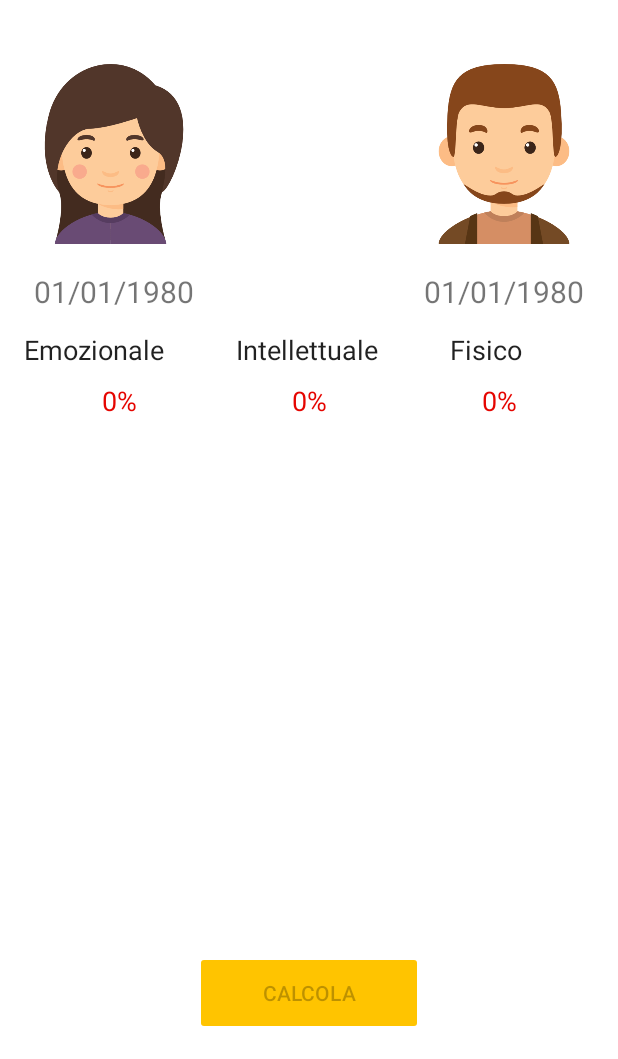
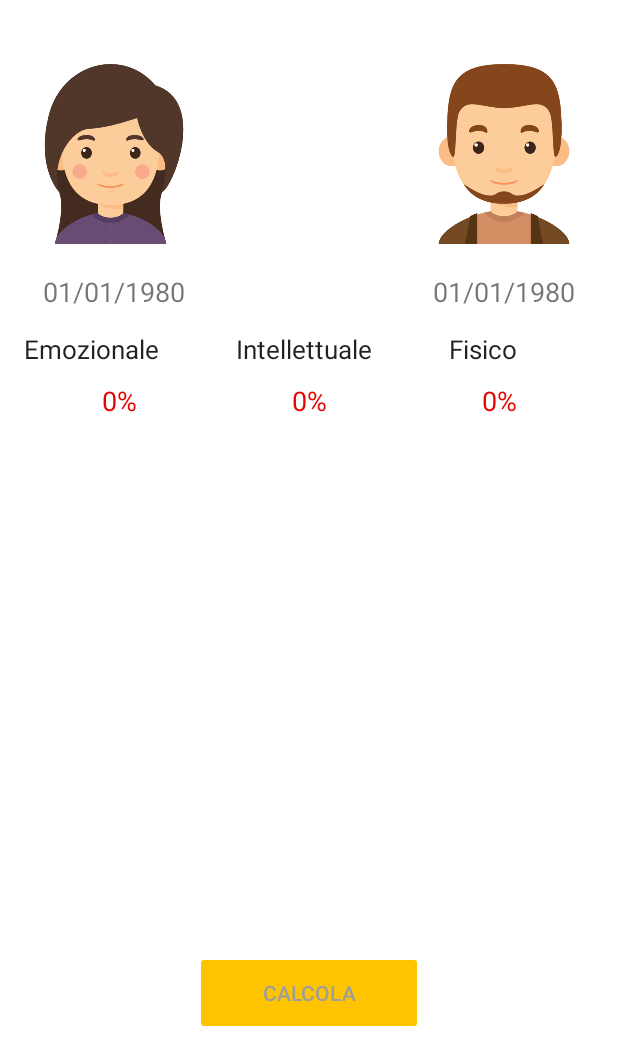
Before and after one commit to Syncroweb/BioComp, an Android app: the Calculate screen opened directly, with no data from a screen before it, on a phone screen of 412 x 824 dp, the part 177-1236 px from its top. Run offline under Robolectric (Android 15) with nearby library versions, the phone set to English and light mode, and no system bars; our stand-ins replace AdMob.

Commit message:
26/10/2016

```diff
--- a/app/src/main/java/it/syncroweb/android/bio/Calculate.java
+++ b/app/src/main/java/it/syncroweb/android/bio/Calculate.java
@@ -124,6 +124,7 @@ public class Calculate extends AppCompatActivity {
         assert btnCalculate != null;
         btnCalculate.setEnabled(false);
         btnCalculate.setClickable(false);
+        btnCalculate.setTextColor(Color.argb(255, 158, 158, 158));
 
         // Function that call the real
         // BioCompatibility function and
@@ -230,6 +231,7 @@ public class Calculate extends AppCompatActivity {
                 if (!lblDateOne.getText().equals("") && !lblDateTwo.getText().equals("")) {
                     btnCalculate.setEnabled(true);
                     btnCalculate.setClickable(true);
+                    btnCalculate.setTextColor(Color.argb(255, 255, 255, 255));
                 }
             } catch (Error error) {
                 Toast.makeText(getApplicationContext(),
@@ -246,7 +248,6 @@ public class Calculate extends AppCompatActivity {
         }
 
     }
-
 
     // Function that calculate the BioCompatibility
     // between the two selected dates
@@ -430,6 +431,7 @@ public class Calculate extends AppCompatActivity {
         //return the bitmap
         return returnedBitmap;
     }
+
     /*For Share
     private Bitmap getBitmapFromView(RelativeLayout view) {
 
--- a/app/src/main/java/it/syncroweb/android/bio/CalculateLoadOrNew.java
+++ b/app/src/main/java/it/syncroweb/android/bio/CalculateLoadOrNew.java
@@ -45,7 +45,7 @@ public class CalculateLoadOrNew extends AppCompatActivity {
         // to choose a saved profile.
         btnLoadDate.setOnClickListener(new View.OnClickListener() {
             public void onClick(View view) {
-                Intent i = new Intent(view.getContext(), RegisteredDateList.class);
+                Intent i = new Intent(view.getContext(), LoadDate.class);
                 startActivityForResult(i, DATE_LISTS_ID);
             }
         });
--- a/app/src/main/res/layout/activity_calculate.xml
+++ b/app/src/main/res/layout/activity_calculate.xml
@@ -16,7 +16,8 @@
         android:layout_height="wrap_content"
         android:id="@+id/calculateDescr"
         android:text="@string/descr"
-        android:textAppearance="?android:attr/textAppearanceMedium"/>
+        android:textAppearance="?android:attr/textAppearanceMedium"
+        android:textSize="18sp"/>
 
     <RelativeLayout
         android:layout_width="wrap_content"
@@ -74,7 +75,7 @@
             android:id="@+id/lblDateOne"
             android:background="#ffffff"
             android:tag="dateOne"
-            android:textSize="20sp"
+            android:textSize="18sp"
             style="?android:attr/borderlessButtonStyle"
             android:layout_above="@+id/linearLayout3"
             android:layout_alignParentStart="true"
@@ -88,7 +89,7 @@
             android:id="@+id/lblDateTwo"
             android:background="#ffffff"
             android:tag="dateTwo"
-            android:textSize="20sp"
+            android:textSize="18sp"
             android:layout_marginTop="8dp"
             style="?android:attr/borderlessButtonStyle"
             android:layout_below="@+id/btnSecondPhoto"
@@ -108,33 +109,32 @@
                 android:text="@string/emotional"
                 android:id="@+id/lblEmotional"
                 android:layout_marginTop="2dp"
-                android:textSize="18sp"
+                android:textSize="17sp"
                 android:layout_weight="1"
-                android:textAppearance="?android:attr/textAppearanceLarge"
+                android:textAppearance="?android:attr/textAppearanceLargePopupMenu"
                 android:textAlignment="textStart" />
 
             <TextView
                 android:layout_width="wrap_content"
                 android:layout_height="wrap_content"
                 android:text="@string/intellectual"
-                android:textSize="18sp"
+                android:textSize="17sp"
                 android:id="@+id/lblIntellectual"
                 android:layout_marginTop="2dp"
                 android:layout_weight="1"
-                android:textAppearance="?android:attr/textAppearanceLarge"
+                android:textAppearance="?android:attr/textAppearanceLargePopupMenu"
                 android:textAlignment="textStart" />
 
             <TextView
                 android:layout_width="wrap_content"
                 android:layout_height="wrap_content"
                 android:text="@string/physical"
-                android:textSize="18sp"
+                android:textSize="17sp"
                 android:id="@+id/lblPhysical"
                 android:layout_marginTop="2dp"
                 android:layout_weight="1"
-                android:textAppearance="?android:attr/textAppearanceLarge"
-                android:textAlignment="textStart"
-                android:textAllCaps="false" />
+                android:textAppearance="?android:attr/textAppearanceLargePopupMenu"
+                android:textAlignment="textStart"/>
 
         </LinearLayout>
 
--- a/app/src/main/res/layout/activity_calculate_load_or_new.xml
+++ b/app/src/main/res/layout/activity_calculate_load_or_new.xml
@@ -18,7 +18,8 @@
         android:text="@string/load_profile"
         android:id="@+id/textView2"
         android:layout_alignParentTop="true"
-        android:layout_alignParentStart="true" />
+        android:layout_alignParentStart="true"
+        android:textSize="18sp"/>
 
     <com.google.android.gms.ads.AdView
         android:layout_width="wrap_content"
--- a/app/src/main/res/layout/activity_choose_avatar.xml
+++ b/app/src/main/res/layout/activity_choose_avatar.xml
@@ -18,7 +18,8 @@
         android:layout_height="wrap_content"
         android:text="@string/scegli_avatar"
         android:id="@+id/textView4"
-        android:textAppearance="?android:attr/textAppearanceMedium"/>
+        android:textAppearance="?android:attr/textAppearanceMedium"
+        android:textSize="18sp"/>
 
     <LinearLayout
         android:orientation="horizontal"
--- a/app/src/main/res/layout/activity_infos.xml
+++ b/app/src/main/res/layout/activity_infos.xml
@@ -16,7 +16,8 @@
         android:layout_height="wrap_content"
         android:text="@string/theory"
         android:id="@+id/lblTitle"
-        android:textAppearance="?android:attr/textAppearanceLarge"
+        android:textAppearance="?android:attr/textAppearanceLargePopupMenu"
+        android:textSize="18sp"
         android:layout_alignParentTop="true"
         android:layout_centerHorizontal="true"
         android:textAllCaps="false" />
--- a/app/src/main/res/layout/activity_main_menu.xml
+++ b/app/src/main/res/layout/activity_main_menu.xml
@@ -16,7 +16,8 @@
         android:layout_height="wrap_content"
         android:text="@string/welcome_to_biocomp"
         android:id="@+id/lblTitle"
-        android:textAppearance="?android:attr/textAppearanceLarge"
+        android:textAppearance="?android:attr/textAppearanceLargePopupMenu"
+        android:textSize="18sp"
         android:layout_alignParentTop="true"
         android:layout_centerHorizontal="true" />
 
@@ -28,7 +29,8 @@
         android:textAppearance="?android:attr/textAppearanceMedium"
         android:layout_below="@+id/lblTitle"
         android:layout_alignParentEnd="false"
-        android:layout_marginTop="16dp" />
+        android:layout_marginTop="16dp"
+        android:textSize="18sp"/>
 
     <ImageView
         android:layout_width="wrap_content"
--- a/app/src/main/res/layout/activity_splash_screen.xml
+++ b/app/src/main/res/layout/activity_splash_screen.xml
@@ -28,5 +28,5 @@
         android:layout_alignParentBottom="true"
         android:layout_centerHorizontal="true"
         android:textColor="#d6d7d7"
-        android:textSize="18dp"/>
+        android:textSize="14sp"/>
 </RelativeLayout>
--- a/app/src/main/res/values/colors.xml
+++ b/app/src/main/res/values/colors.xml
@@ -3,5 +3,5 @@
     <color name="colorPrimary">#E50500</color>
     <color name="colorPrimaryDark">#d50000</color>
     <color name="colorAccent">#ffc400</color>
-    <color name="textButton">#000000</color>
+    <color name="textButton">#ffffff</color>
 </resources>
--- a/app/src/main/res/values/strings.xml
+++ b/app/src/main/res/values/strings.xml
@@ -42,7 +42,7 @@
     <string name="other_apps">Altre App</string>
     <string name="twitter">Twitter</string>
     <string name="datelist">Lista Date</string>
-    <string name="intro_biocomp">BioComp è un\'app che calcola la compatibilita\' tra le persone attraverso l\'utilizzo della teoria dei bioritmi.</string>
+    <string name="intro_biocomp">BioComp è un\'applicazione che calcola la compatibilita\' tra le persone attraverso l\'utilizzo della teoria dei bioritmi.</string>
 
     <string name="calculate_compatibility">Calcola Compatibilita\'</string>
     <string name="welcome_to_biocomp">Benvenuto In BioComp</string>
--- a/app/src/main/res/values/styles.xml
+++ b/app/src/main/res/values/styles.xml
@@ -22,6 +22,7 @@
     <style name="AppTheme.PopupOverlay" parent="ThemeOverlay.AppCompat.Light" />
 
     <style name="AppTheme.Button" parent="Widget.AppCompat.Button.Colored">
+        <item name="android:textSize">14sp</item>
         <item name="colorButtonNormal">@color/colorAccent</item>
         <item name="android:textColor">@color/textButton</item>
         <item name="android:layout_height">56dp</item>
```
Also changed, not shown: app/src/main/java/it/syncroweb/android/bio/DBHelper.java (+22 -4 lines), app/src/main/java/it/syncroweb/android/bio/LoadDate.java (+14 -22 lines), app/src/main/java/it/syncroweb/android/bio/RegisteredDateList.java (+21 -20 lines), app/src/main/res/layout/activity_choose_date.xml (+8 -4 lines), app/src/main/res/layout/activity_load_date.xml (+8 -0 lines), app/src/main/res/layout/activity_other_apps.xml (+8 -6 lines), app/src/main/res/layout/activity_register.xml (+7 -4 lines), 2 other files.
